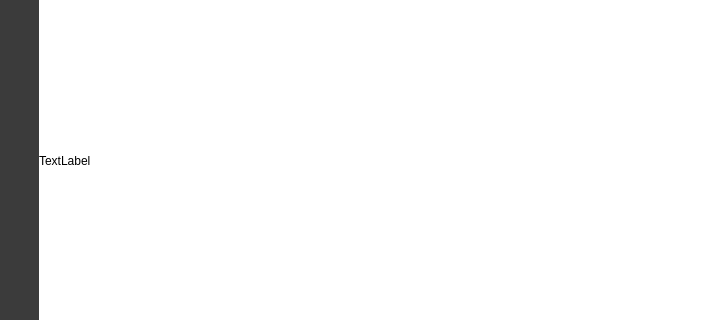
The window that Form/main_window.ui (joelmakes/FilterMe) describes before a commit, drawn with Qt 5; both pictures show x 0 to 728 and y 158 to 478 of the 1164 by 866 pixel window.
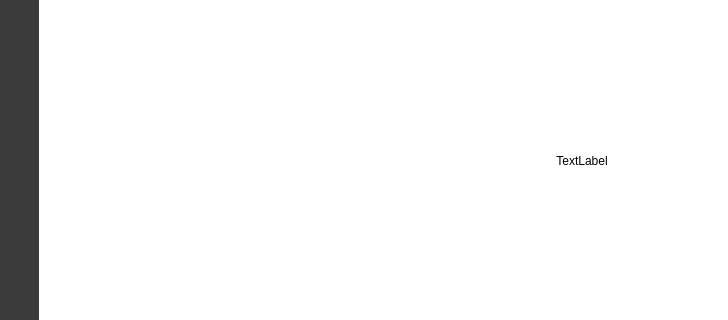
The same window after the commit.

Commit message: Added new webcam to UI and fixed placement/ added notes within main_window for webcam bugs

What changed in the file:
```diff
--- a/Form/main_window.ui
+++ b/Form/main_window.ui
@@ -61,6 +61,12 @@
         <property name="text">
          <string>TextLabel</string>
         </property>
+        <property name="textFormat">
+         <enum>Qt::TextFormat::RichText</enum>
+        </property>
+        <property name="alignment">
+         <set>Qt::AlignmentFlag::AlignCenter</set>
+        </property>
        </widget>
       </item>
      </layout>
```
Left out of the diff: 6 changed lines with no effect on the pictures. The commit also changes 1 other file.
